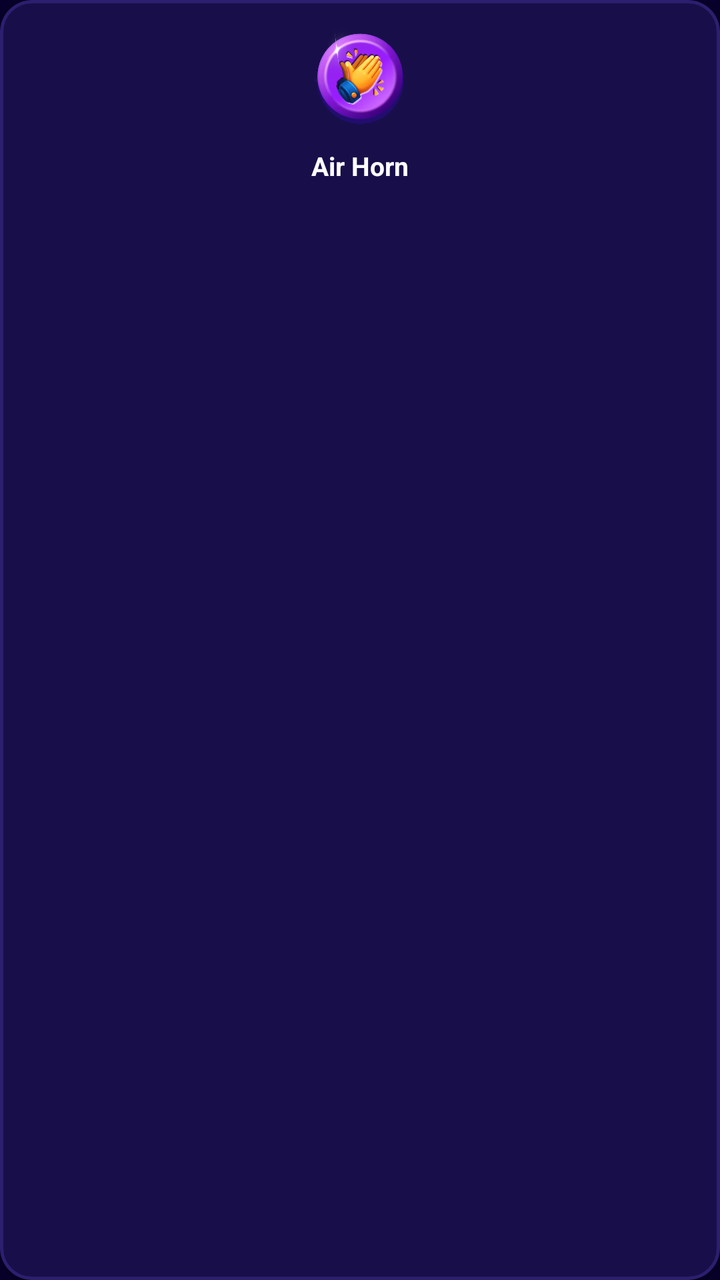
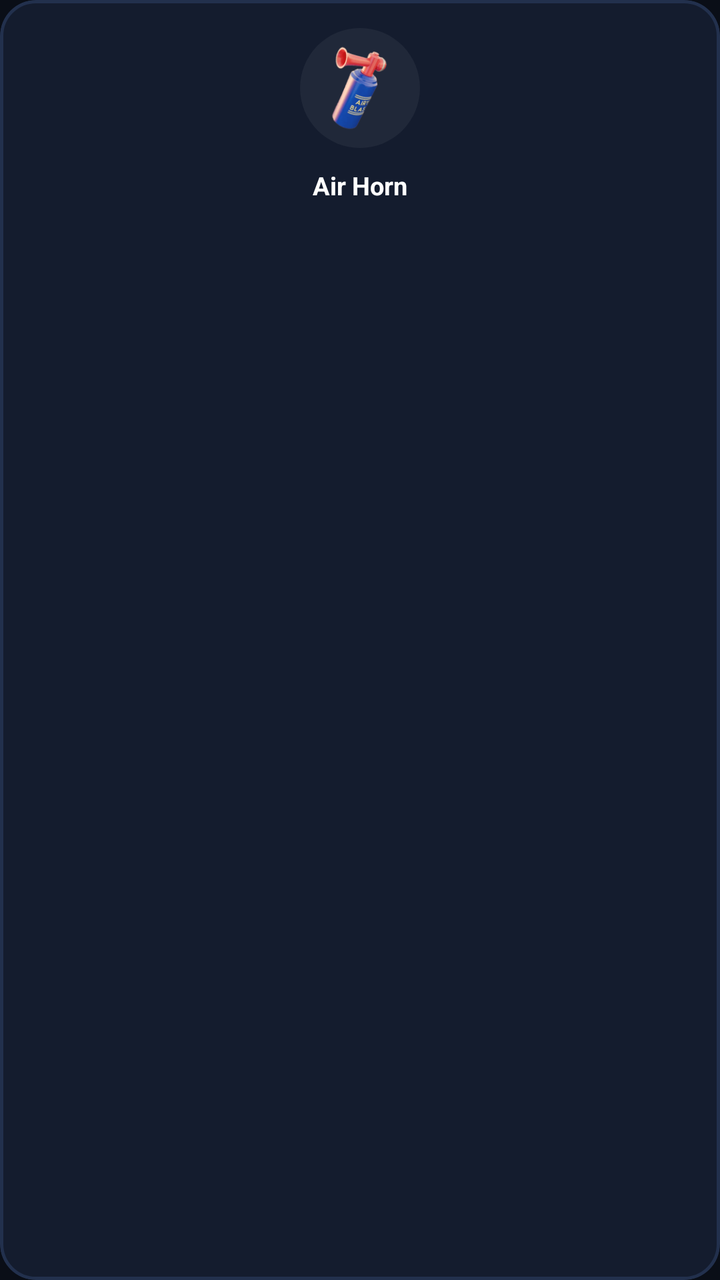

Before-and-after screenshots of an Android layout around one commit, followed by the original layout XML and the change that was made.
<!-- AndroidManifest.xml: application theme Theme.FindPhoneByClap -->
<!-- res/layout/item_sound_grid.xml -->
<?xml version="1.0" encoding="utf-8"?>
<com.google.android.material.card.MaterialCardView xmlns:android="http://schemas.android.com/apk/res/android"
    xmlns:app="http://schemas.android.com/apk/res-auto"
    android:id="@+id/cardSound"
    android:layout_width="match_parent"
    android:layout_height="wrap_content"
    android:layout_margin="6dp"
    app:cardBackgroundColor="@color/app_card_bg"
    app:cardCornerRadius="16dp"
    app:cardElevation="2dp"
    app:strokeColor="@color/app_card_border"
    app:strokeWidth="1.5dp">

    <LinearLayout
        android:layout_width="match_parent"
        android:layout_height="wrap_content"
        android:gravity="center"
        android:orientation="vertical"
        android:padding="12dp">

        <FrameLayout
            android:layout_width="54dp"
            android:layout_height="54dp">

            <ImageView
                android:id="@+id/ivSoundIcon"
                android:layout_width="match_parent"
                android:layout_height="match_parent"
                android:scaleType="fitCenter"
                android:src="@drawable/boomclap_btn_home_clap" />

            <ImageView
                android:id="@+id/ivPlayIndicator"
                android:layout_width="22dp"
                android:layout_height="22dp"
                android:layout_gravity="bottom|end"
                android:src="@drawable/boomclap_ic_sound_play_normal"
                android:visibility="gone" />
        </FrameLayout>

        <TextView
            android:id="@+id/tvSoundTitle"
            android:layout_width="wrap_content"
            android:layout_height="wrap_content"
            android:layout_marginTop="8dp"
            android:ellipsize="end"
            android:gravity="center"
            android:maxLines="1"
            android:text="@string/sound_airhorn"
            android:textColor="@color/text_primary"
            android:textSize="13sp"
            android:textStyle="bold" />
    </LinearLayout>
</com.google.android.material.card.MaterialCardView>
<!-- resources referenced by this layout -->
<resources>
  <color name="app_card_bg">#180F4A</color>
  <color name="app_card_border">#2C1F6E</color>
  <color name="text_primary">#FFFFFF</color>
  <!-- drawable boomclap_btn_home_clap: webp bitmap (drawable-nodpi-v4, 17504 bytes) -->
  <!-- drawable boomclap_ic_sound_play_normal: webp bitmap (drawable-nodpi-v4, 748 bytes) -->
  <string name="sound_airhorn">Air Horn</string>
  <style name="Theme.FindPhoneByClap" parent="Base.Theme.FindPhoneByClap" />
  <style name="Base.Theme.FindPhoneByClap" parent="Theme.Material3.Dark.NoActionBar">
          <item name="colorPrimary">@color/primary_purple</item>
          <item name="colorSecondary">@color/accent_pink</item>
          <item name="android:statusBarColor">@color/app_bg_dark</item>
          <item name="android:windowBackground">@color/app_bg_dark</item>
          <item name="android:navigationBarColor">@color/app_bg_dark</item>
      </style>
  <color name="primary_purple">#7B5CFF</color>
  <color name="accent_pink">#FF3B70</color>
  <color name="app_bg_dark">#07002A</color>
</resources>

<!-- the commit's change to res/layout/item_sound_grid.xml (unified diff, before → after) -->
@@ -4,10 +4,13 @@
     android:id="@+id/cardSound"
     android:layout_width="match_parent"
     android:layout_height="wrap_content"
-    android:layout_margin="6dp"
+    android:layout_margin="5dp"
+    android:clickable="true"
+    android:focusable="true"
     app:cardBackgroundColor="@color/app_card_bg"
-    app:cardCornerRadius="16dp"
-    app:cardElevation="2dp"
+    app:cardCornerRadius="18dp"
+    app:cardElevation="0dp"
+    app:rippleColor="@color/glass_white_10"
     app:strokeColor="@color/app_card_border"
     app:strokeWidth="1.5dp">
 
@@ -16,25 +19,39 @@
         android:layout_height="wrap_content"
         android:gravity="center"
         android:orientation="vertical"
-        android:padding="12dp">
+        android:paddingStart="8dp"
+        android:paddingTop="14dp"
+        android:paddingEnd="8dp"
+        android:paddingBottom="14dp">
 
         <FrameLayout
-            android:layout_width="54dp"
-            android:layout_height="54dp">
+            android:layout_width="60dp"
+            android:layout_height="60dp">
+
+            <View
+                android:layout_width="match_parent"
+                android:layout_height="match_parent"
+                android:background="@drawable/shape_oval"
+                android:backgroundTint="@color/glass_white_05" />
 
             <ImageView
                 android:id="@+id/ivSoundIcon"
-                android:layout_width="match_parent"
-                android:layout_height="match_parent"
+                android:layout_width="48dp"
+                android:layout_height="48dp"
+                android:layout_gravity="center"
                 android:scaleType="fitCenter"
-                android:src="@drawable/boomclap_btn_home_clap" />
+                android:src="@mipmap/air_horn" />
 
             <ImageView
                 android:id="@+id/ivPlayIndicator"
                 android:layout_width="22dp"
                 android:layout_height="22dp"
                 android:layout_gravity="bottom|end"
+                android:background="@drawable/shape_oval"
+                android:backgroundTint="@color/neon_active_green"
+                android:padding="4dp"
                 android:src="@drawable/boomclap_ic_sound_play_normal"
+                app:tint="@color/app_bg_dark"
                 android:visibility="gone" />
         </FrameLayout>
 
@@ -42,13 +59,13 @@
             android:id="@+id/tvSoundTitle"
             android:layout_width="wrap_content"
             android:layout_height="wrap_content"
-            android:layout_marginTop="8dp"
+            android:layout_marginTop="10dp"
             android:ellipsize="end"
             android:gravity="center"
             android:maxLines="1"
             android:text="@string/sound_airhorn"
             android:textColor="@color/text_primary"
-            android:textSize="13sp"
+            android:textSize="12.5sp"
             android:textStyle="bold" />
     </LinearLayout>
 </com.google.android.material.card.MaterialCardView>
<!-- resource entries referenced after the edit -->
@@ -1,10 +1,16 @@
 <!-- resources referenced by this layout -->
 <resources>
-  <color name="app_card_bg">#180F4A</color>
-  <color name="app_card_border">#2C1F6E</color>
+  <color name="app_card_bg">#141C2E</color>
+  <color name="app_card_border">#22304D</color>
+  <color name="glass_white_05">#0DFFFFFF</color>
+  <color name="glass_white_10">#1AFFFFFF</color>
+  <color name="neon_active_green">#00FF9D</color>
   <color name="text_primary">#FFFFFF</color>
-  <!-- drawable boomclap_btn_home_clap: webp bitmap (drawable-nodpi-v4, 17504 bytes) -->
   <!-- drawable boomclap_ic_sound_play_normal: webp bitmap (drawable-nodpi-v4, 748 bytes) -->
+  <!-- drawable shape_oval (drawable) -->
+  <?xml version="1.0" encoding="utf-8"?>
+  <shape xmlns:android="http://schemas.android.com/apk/res/android" android:shape="oval"/>
+  <!-- mipmap air_horn: png bitmap (mipmap-nodpi-v4, 5096 bytes) -->
   <string name="sound_airhorn">Air Horn</string>
   <style name="Theme.FindPhoneByClap" parent="Base.Theme.FindPhoneByClap" />
   <style name="Base.Theme.FindPhoneByClap" parent="Theme.Material3.Dark.NoActionBar">
@@ -14,8 +20,8 @@
           <item name="android:windowBackground">@color/app_bg_dark</item>
           <item name="android:navigationBarColor">@color/app_bg_dark</item>
       </style>
-  <color name="primary_purple">#7B5CFF</color>
-  <color name="accent_pink">#FF3B70</color>
-  <color name="app_bg_dark">#07002A</color>
+  <color name="primary_purple">#6366F1</color>
+  <color name="accent_pink">#EC4899</color>
+  <color name="app_bg_dark">#0A0E17</color>
 </resources>
 
